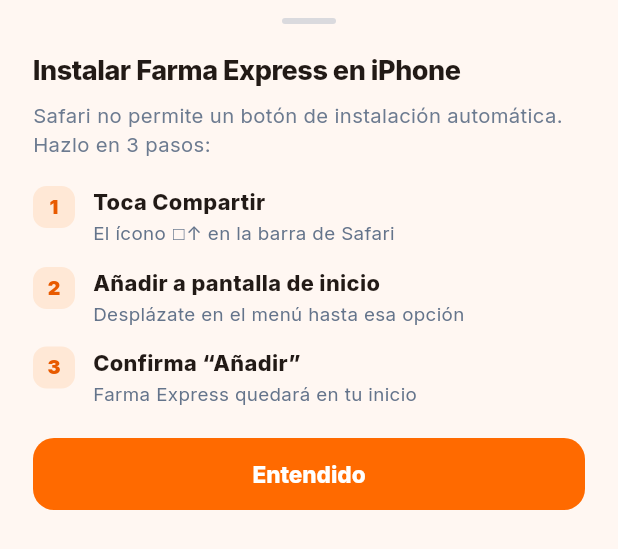
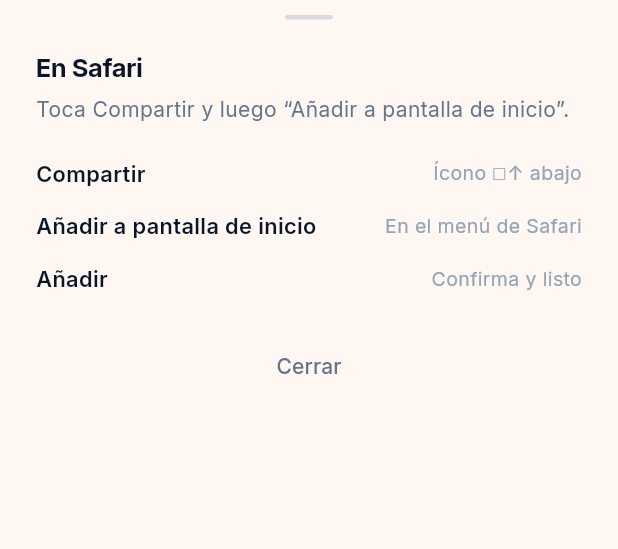
Before and after one commit to jesusenrique22/maraapp, a Flutter app: the _IosInstallSheet widget shown alone on an empty page, opened directly, on a phone screen of 412 x 824 dp. Shown: the top 549 px of the screen. Run offline on Flutter 3.47's test engine with Material 3 defaults, Android fonts, the phone set to English and light mode, and no system bars; our stand-ins replace cached_network_image, file_picker, fl_chart, flutter_riverpod, go_router, google_fonts and 4 more; missing offline and left inert: dart:html, dart:js_interop; accounts and stored records are empty; network calls fail.

Commit message:
Simplify the PWA install prompt to a clean minimal bar.
Replace the dark marketing card with a light bordered strip, quieter copy, and a calmer iOS guide sheet.

Co-authored-by: Cursor <cursoragent@cursor.com>

```diff
--- a/frontend_flutter/lib/core/pwa/widgets/pwa_install_host.dart
+++ b/frontend_flutter/lib/core/pwa/widgets/pwa_install_host.dart
@@ -1,12 +1,11 @@
 import 'package:flutter/material.dart';
 import 'package:flutter_riverpod/flutter_riverpod.dart';
 
-import '../../config/brand_config.dart';
 import '../../theme/mara_theme.dart';
 import '../pwa_install_bridge.dart';
 import '../pwa_install_controller.dart';
 
-/// Host de instalación PWA: banner contextual + hoja de guía iOS.
+/// Host de instalación PWA: aviso discreto + guía iOS.
 class PwaInstallHost extends ConsumerStatefulWidget {
   const PwaInstallHost({super.key, required this.child});
 
@@ -29,14 +28,13 @@ class _PwaInstallHostState extends ConsumerState<PwaInstallHost> {
         widget.child,
         if (state.shouldShowBanner)
           Positioned(
-            left: 14,
-            right: 14,
-            // Por encima del NavigationBar (~68) + SafeArea
+            left: 16,
+            right: 16,
             bottom: 78,
             child: SafeArea(
               top: false,
               bottom: false,
-              child: _PwaInstallCard(
+              child: _PwaInstallBar(
                 isIos: state.shouldShowIosGuide,
                 onInstall: () => _onInstall(state),
                 onLater: () =>
@@ -57,7 +55,7 @@ class _PwaInstallHostState extends ConsumerState<PwaInstallHost> {
         backgroundColor: Colors.white,
         isScrollControlled: true,
         shape: const RoundedRectangleBorder(
-          borderRadius: BorderRadius.vertical(top: Radius.circular(20)),
+          borderRadius: BorderRadius.vertical(top: Radius.circular(16)),
         ),
         builder: (_) => const _IosInstallSheet(),
       );
@@ -76,8 +74,7 @@ class _PwaInstallHostState extends ConsumerState<PwaInstallHost> {
       case PwaInstallOutcome.accepted:
         messenger.showSnackBar(
           const SnackBar(
-            content: Text('Farma Express quedó en tu pantalla de inicio'),
-            backgroundColor: MaraColors.green,
+            content: Text('Listo — ya está en tu inicio'),
             behavior: SnackBarBehavior.floating,
           ),
         );
@@ -86,9 +83,7 @@ class _PwaInstallHostState extends ConsumerState<PwaInstallHost> {
       case PwaInstallOutcome.unavailable:
         messenger.showSnackBar(
           const SnackBar(
-            content: Text(
-              'Abre el menú del navegador y elige “Instalar app”',
-            ),
+            content: Text('Usa el menú del navegador → Instalar app'),
             behavior: SnackBarBehavior.floating,
           ),
         );
@@ -96,8 +91,8 @@ class _PwaInstallHostState extends ConsumerState<PwaInstallHost> {
   }
 }
 
-class _PwaInstallCard extends StatefulWidget {
-  const _PwaInstallCard({
+class _PwaInstallBar extends StatefulWidget {
+  const _PwaInstallBar({
     required this.isIos,
     required this.onInstall,
     required this.onLater,
@@ -108,25 +103,25 @@ class _PwaInstallCard extends StatefulWidget {
   final VoidCallback onLater;
 
   @override
-  State<_PwaInstallCard> createState() => _PwaInstallCardState();
+  State<_PwaInstallBar> createState() => _PwaInstallBarState();
 }
 
-class _PwaInstallCardState extends State<_PwaInstallCard>
+class _PwaInstallBarState extends State<_PwaInstallBar>
     with SingleTickerProviderStateMixin {
   late final AnimationController _controller = AnimationController(
     vsync: this,
-    duration: const Duration(milliseconds: 420),
+    duration: const Duration(milliseconds: 280),
   )..forward();
-
-  late final Animation<Offset> _slide = Tween<Offset>(
-    begin: const Offset(0, 0.35),
-    end: Offset.zero,
-  ).animate(CurvedAnimation(parent: _controller, curve: Curves.easeOutCubic));
 
   late final Animation<double> _fade = CurvedAnimation(
     parent: _controller,
     curve: Curves.easeOut,
   );
+
+  late final Animation<Offset> _slide = Tween<Offset>(
+    begin: const Offset(0, 0.12),
+    end: Offset.zero,
+  ).animate(CurvedAnimation(parent: _controller, curve: Curves.easeOutCubic));
 
   @override
   void dispose() {
@@ -141,96 +136,71 @@ class _PwaInstallCardState extends State<_PwaInstallCard>
       child: SlideTransition(
         position: _slide,
         child: Material(
-          color: Colors.transparent,
+          color: Colors.white,
+          elevation: 0,
+          shape: RoundedRectangleBorder(
+            borderRadius: BorderRadius.circular(12),
+            side: BorderSide(
+              color: MaraColors.textPrimary.withValues(alpha: 0.08),
+            ),
+          ),
+          shadowColor: MaraColors.textPrimary.withValues(alpha: 0.08),
           child: Container(
-            padding: const EdgeInsets.fromLTRB(14, 14, 10, 14),
             decoration: BoxDecoration(
-              color: MaraColors.navy,
-              borderRadius: BorderRadius.circular(18),
+              borderRadius: BorderRadius.circular(12),
               boxShadow: [
                 BoxShadow(
-                  color: Colors.black.withValues(alpha: 0.22),
-                  blurRadius: 24,
-                  offset: const Offset(0, 10),
+                  color: MaraColors.textPrimary.withValues(alpha: 0.06),
+                  blurRadius: 16,
+                  offset: const Offset(0, 4),
                 ),
               ],
             ),
+            padding: const EdgeInsets.fromLTRB(14, 10, 6, 10),
             child: Row(
               children: [
-                Container(
-                  width: 44,
-                  height: 44,
-                  alignment: Alignment.center,
-                  decoration: BoxDecoration(
-                    color: MaraColors.green,
-                    borderRadius: BorderRadius.circular(12),
-                  ),
-                  child: const Icon(
-                    Icons.storefront_rounded,
-                    color: Colors.white,
-                    size: 22,
+                Expanded(
+                  child: Text(
+                    widget.isIos
+                        ? 'Añadir a pantalla de inicio'
+                        : 'Instalar Farma Express',
+                    style: const TextStyle(
+                      color: MaraColors.textPrimary,
+                      fontWeight: FontWeight.w600,
+                      fontSize: 14,
+                      letterSpacing: -0.15,
+                      height: 1.2,
                     ),
                   ),
-                const SizedBox(width: 12),
-                Expanded(
-                  child: Column(
-                    crossAxisAlignment: CrossAxisAlignment.start,
-                    mainAxisSize: MainAxisSize.min,
-                    children: [
-                      Text(
-                        BrandConfig.appName,
-                        style: const TextStyle(
-                          color: Colors.white,
-                          fontWeight: FontWeight.w800,
-                          fontSize: 14.5,
-                          letterSpacing: -0.2,
+                ),
+                TextButton(
+                  onPressed: widget.onInstall,
+                  style: TextButton.styleFrom(
+                    foregroundColor: MaraColors.green,
+                    padding: const EdgeInsets.symmetric(horizontal: 10),
+                    minimumSize: Size.zero,
+                    tapTargetSize: MaterialTapTargetSize.shrinkWrap,
+                    textStyle: const TextStyle(
+                      fontWeight: FontWeight.w700,
+                      fontSize: 13.5,
                     ),
                   ),
-                      const SizedBox(height: 2),
-                      Text(
-                        widget.isIos
-                            ? 'Añádela a tu pantalla de inicio'
-                            : 'Instálala y ábrela como app',
-                        style: TextStyle(
-                          color: Colors.white.withValues(alpha: 0.78),
-                          fontSize: 12,
-                          height: 1.25,
+                  child: Text(widget.isIos ? 'Ver cómo' : 'Instalar'),
                 ),
+                IconButton(
+                  onPressed: widget.onLater,
+                  tooltip: 'Ahora no',
+                  visualDensity: VisualDensity.compact,
+                  padding: EdgeInsets.zero,
+                  constraints: const BoxConstraints(
+                    minWidth: 36,
+                    minHeight: 36,
                   ),
-                    ],
+                  icon: Icon(
+                    Icons.close_rounded,
+                    size: 18,
+                    color: MaraColors.textTertiary,
                   ),
-                ),
-                const SizedBox(width: 8),
-                TextButton(
-                  onPressed: widget.onLater,
-                  style: TextButton.styleFrom(
-                    foregroundColor: Colors.white70,
-                    padding: const EdgeInsets.symmetric(horizontal: 8),
-                    minimumSize: Size.zero,
-                    tapTargetSize: MaterialTapTargetSize.shrinkWrap,
-                  ),
-                  child: const Text('Luego', style: TextStyle(fontSize: 12.5)),
-                ),
-                const SizedBox(width: 4),
-                FilledButton(
-                  onPressed: widget.onInstall,
-                  style: FilledButton.styleFrom(
-                    backgroundColor: MaraColors.green,
-                    foregroundColor: Colors.white,
-                    elevation: 0,
-                    padding: const EdgeInsets.symmetric(
-                      horizontal: 14,
-                      vertical: 10,
-                    ),
-                    shape: RoundedRectangleBorder(
-                      borderRadius: BorderRadius.circular(12),
-                    ),
-                    textStyle: const TextStyle(
-                      fontWeight: FontWeight.w800,
-                      fontSize: 13,
-                    ),
-                  ),
-                  child: Text(widget.isIos ? 'Cómo' : 'Instalar'),
                 ),
               ],
             ),
@@ -246,78 +216,62 @@ class _IosInstallSheet extends StatelessWidget {
 
   @override
   Widget build(BuildContext context) {
+    final bottom = MediaQuery.paddingOf(context).bottom;
+
     return Padding(
-      padding: EdgeInsets.fromLTRB(
-        22,
-        12,
-        22,
-        22 + MediaQuery.paddingOf(context).bottom,
-      ),
+      padding: EdgeInsets.fromLTRB(24, 10, 24, 20 + bottom),
       child: Column(
         mainAxisSize: MainAxisSize.min,
         crossAxisAlignment: CrossAxisAlignment.start,
         children: [
           Center(
             child: Container(
-              width: 36,
-              height: 4,
+              width: 32,
+              height: 3,
               decoration: BoxDecoration(
                 color: MaraColors.textTertiary.withValues(alpha: 0.35),
                 borderRadius: BorderRadius.circular(99),
               ),
             ),
           ),
-          const SizedBox(height: 18),
+          const SizedBox(height: 20),
           const Text(
-            'Instalar Farma Express en iPhone',
+            'En Safari',
             style: TextStyle(
-              fontSize: 18,
-              fontWeight: FontWeight.w800,
+              fontSize: 17,
+              fontWeight: FontWeight.w700,
               letterSpacing: -0.3,
+              color: MaraColors.textPrimary,
             ),
           ),
-          const SizedBox(height: 8),
-          Text(
-            'Safari no permite un botón de instalación automática. Hazlo en 3 pasos:',
+          const SizedBox(height: 6),
+          const Text(
+            'Toca Compartir y luego “Añadir a pantalla de inicio”.',
             style: TextStyle(
-              color: MaraColors.textSecondary.withValues(alpha: 0.95),
-              height: 1.4,
-              fontSize: 13.5,
+              color: MaraColors.textSecondary,
+              fontSize: 14,
+              height: 1.45,
             ),
           ),
-          const SizedBox(height: 18),
-          const _IosStep(
-            number: '1',
-            title: 'Toca Compartir',
-            subtitle: 'El ícono □↑ en la barra de Safari',
+          const SizedBox(height: 22),
+          const _QuietStep(label: 'Compartir', detail: 'Ícono □↑ abajo'),
+          const SizedBox(height: 14),
+          const _QuietStep(
+            label: 'Añadir a pantalla de inicio',
+            detail: 'En el menú de Safari',
           ),
-          const _IosStep(
-            number: '2',
-            title: 'Añadir a pantalla de inicio',
-            subtitle: 'Desplázate en el menú hasta esa opción',
-          ),
-          const _IosStep(
-            number: '3',
-            title: 'Confirma “Añadir”',
-            subtitle: 'Farma Express quedará en tu inicio',
-          ),
-          const SizedBox(height: 8),
+          const SizedBox(height: 14),
+          const _QuietStep(label: 'Añadir', detail: 'Confirma y listo'),
+          const SizedBox(height: 24),
           SizedBox(
             width: double.infinity,
-            child: FilledButton(
+            child: TextButton(
               onPressed: () => Navigator.of(context).pop(),
-              style: FilledButton.styleFrom(
-                backgroundColor: MaraColors.green,
-                foregroundColor: Colors.white,
-                padding: const EdgeInsets.symmetric(vertical: 14),
-                shape: RoundedRectangleBorder(
-                  borderRadius: BorderRadius.circular(14),
+              style: TextButton.styleFrom(
+                foregroundColor: MaraColors.textSecondary,
+                padding: const EdgeInsets.symmetric(vertical: 12),
               ),
-              ),
-              child: const Text(
-                'Entendido',
-                style: TextStyle(fontWeight: FontWeight.w800),
-              ),
+              child: const Text('Cerrar'),
             ),
           ),
         ],
@@ -326,67 +280,36 @@ class _IosInstallSheet extends StatelessWidget {
   }
 }
 
-class _IosStep extends StatelessWidget {
-  const _IosStep({
-    required this.number,
-    required this.title,
-    required this.subtitle,
-  });
+class _QuietStep extends StatelessWidget {
+  const _QuietStep({required this.label, required this.detail});
 
-  final String number;
-  final String title;
-  final String subtitle;
+  final String label;
+  final String detail;
 
   @override
   Widget build(BuildContext context) {
-    return Padding(
-      padding: const EdgeInsets.only(bottom: 14),
-      child: Row(
-        crossAxisAlignment: CrossAxisAlignment.start,
+    return Row(
+      crossAxisAlignment: CrossAxisAlignment.baseline,
+      textBaseline: TextBaseline.alphabetic,
       children: [
-          Container(
-            width: 28,
-            height: 28,
-            alignment: Alignment.center,
-            decoration: BoxDecoration(
-              color: MaraColors.greenLight,
-              borderRadius: BorderRadius.circular(9),
-            ),
+        Expanded(
           child: Text(
-              number,
+            label,
             style: const TextStyle(
-                color: MaraColors.greenDark,
-                fontWeight: FontWeight.w900,
-                fontSize: 13,
+              fontWeight: FontWeight.w600,
+              fontSize: 14.5,
+              color: MaraColors.textPrimary,
             ),
           ),
         ),
-          const SizedBox(width: 12),
-          Expanded(
-            child: Column(
-              crossAxisAlignment: CrossAxisAlignment.start,
-              children: [
         Text(
-                  title,
+          detail,
           style: const TextStyle(
-                    fontWeight: FontWeight.w800,
-                    fontSize: 14.5,
-                  ),
-                ),
-                const SizedBox(height: 2),
-                Text(
-                  subtitle,
-                  style: const TextStyle(
-                    color: MaraColors.textSecondary,
-                    fontSize: 12.5,
-                    height: 1.3,
+            fontSize: 13,
+            color: MaraColors.textTertiary,
           ),
         ),
       ],
-            ),
-          ),
-        ],
-      ),
     );
   }
 }
```
Lines whose indentation alone changed are shown as unchanged.
